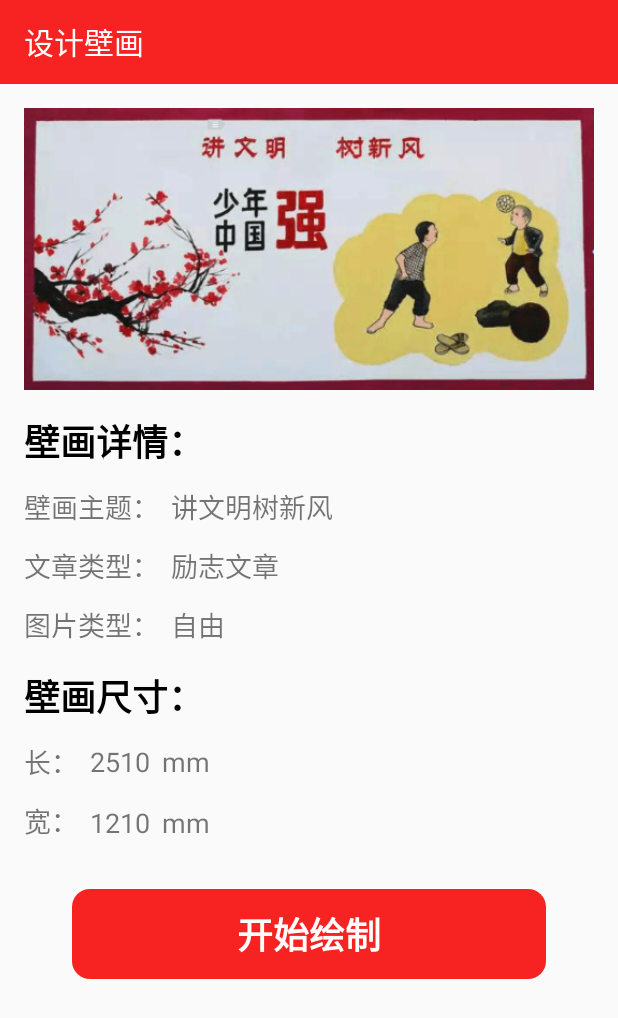
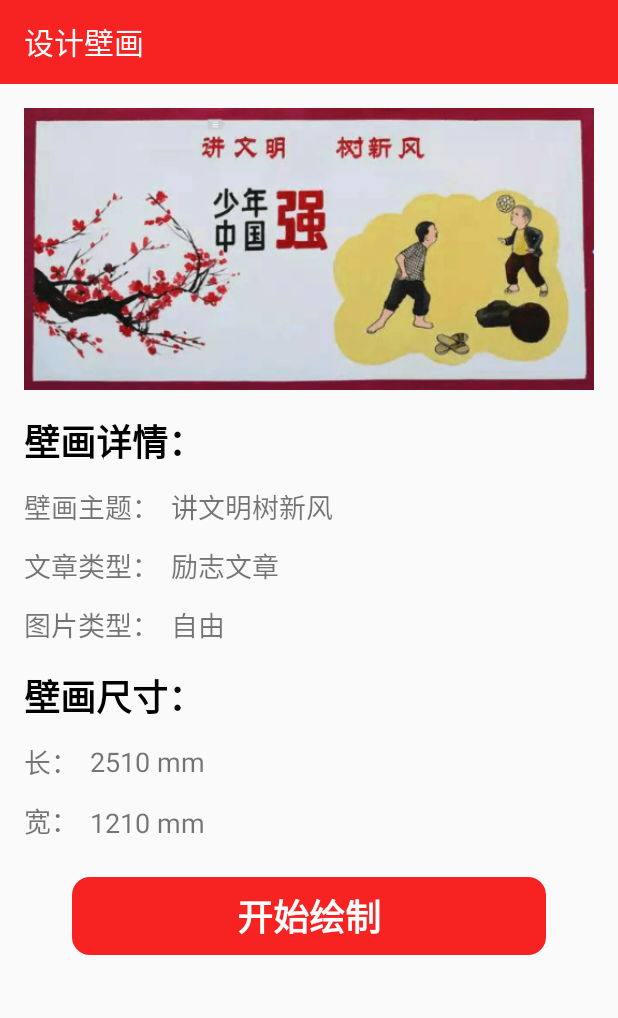
Before and after one commit to JaylenHsieh/xiangzhui, an Android app: the layout activity_new_mural.xml on its own in the app's theme, with its tools: preview values and no code run, on a phone screen of 412 x 824 dp. Shown: the top 1018 px of the screen. Run offline under Robolectric (Android 15) with nearby library versions, the phone set to English and light mode, and no system bars.

Commit message:
修bug，适配一些非全面屏现实问题

```diff
--- a/app/src/main/java/com/hsieh/xiangzhui/ui/DesignFragment.java
+++ b/app/src/main/java/com/hsieh/xiangzhui/ui/DesignFragment.java
@@ -140,8 +140,8 @@ public class DesignFragment extends Fragment {
                                     bundle.putString("mural_theme",edMuralTheme.getText().toString());
                                     bundle.putString("article_class",articleClass);
                                     bundle.putString("picture_class",pictureClass);
-                                    bundle.putInt("mural_length",2233);
-                                    bundle.putInt("mural_width",1267);
+                                    bundle.putString("mural_length",tvLength.getText().toString());
+                                    bundle.putString("mural_width",tvWidth.getText().toString());
                                     intent.putExtras(bundle);
                                     getContext().startActivity(intent);
                                 }
--- a/app/src/main/java/com/hsieh/xiangzhui/ui/NewMuralActivity.java
+++ b/app/src/main/java/com/hsieh/xiangzhui/ui/NewMuralActivity.java
@@ -47,8 +47,8 @@ public class NewMuralActivity extends AppCompatActivity {
         muralTheme.setText(intent.getStringExtra("mural_theme"));
         pictureClass.setText(intent.getStringExtra("picture_class"));
         articleClass.setText(intent.getStringExtra("article_class"));
-        tvLength.setText(String.valueOf(intent.getIntExtra("mural_length", 2233)));
-        tvWidth.setText(String.valueOf(intent.getIntExtra("mural_width", 1267)));
+        tvLength.setText(intent.getStringExtra("mural_length"));
+        tvWidth.setText(intent.getStringExtra("mural_width"));
         startDraw.setOnClickListener(new View.OnClickListener() {
             @Override
             public void onClick(View view) {
--- a/app/src/main/res/layout/activity_new_mural.xml
+++ b/app/src/main/res/layout/activity_new_mural.xml
@@ -134,21 +134,11 @@
         android:layout_width="wrap_content"
         android:layout_height="wrap_content"
         android:layout_marginStart="8dp"
-        android:text="2510"
+        android:text="2510 mm"
         android:textSize="18sp"
         app:layout_constraintBottom_toBottomOf="@+id/textView5"
         app:layout_constraintStart_toEndOf="@+id/textView5"
         app:layout_constraintTop_toTopOf="@+id/textView5" />
-
-    <TextView
-        android:layout_width="wrap_content"
-        android:layout_height="wrap_content"
-        android:layout_marginStart="8dp"
-        android:text="mm"
-        android:textSize="18sp"
-        app:layout_constraintBottom_toBottomOf="@+id/tvLength"
-        app:layout_constraintStart_toEndOf="@+id/tvLength"
-        app:layout_constraintTop_toTopOf="@+id/tvLength" />
 
     <TextView
         android:id="@+id/textView7"
@@ -164,7 +154,7 @@
         android:id="@+id/tvWidth"
         android:layout_width="wrap_content"
         android:layout_height="wrap_content"
-        android:text="1210"
+        android:text="1210 mm"
         android:textSize="18sp"
         app:layout_constraintBottom_toBottomOf="@+id/textView7"
         app:layout_constraintStart_toStartOf="@+id/tvLength"
@@ -172,29 +162,18 @@
         app:layout_constraintVertical_bias="1.0" />
 
     <TextView
-        android:id="@+id/textView15"
-        android:layout_width="wrap_content"
-        android:layout_height="wrap_content"
-        android:layout_marginStart="8dp"
-        android:text="mm"
-        android:textSize="18sp"
-        app:layout_constraintBottom_toBottomOf="@+id/tvWidth"
-        app:layout_constraintStart_toEndOf="@+id/tvWidth"
-        app:layout_constraintTop_toTopOf="@+id/tvWidth" />
-
-    <TextView
         android:id="@+id/startDraw"
         style="@style/ButtonStyle"
         android:layout_width="0dp"
         android:layout_height="wrap_content"
         android:layout_marginStart="48dp"
-        android:layout_marginTop="32dp"
+        android:layout_marginTop="24dp"
         android:layout_marginEnd="48dp"
         android:background="@drawable/bg_background_commit"
         android:text="@string/start_draw"
         app:layout_constraintEnd_toEndOf="parent"
         app:layout_constraintStart_toStartOf="parent"
-        app:layout_constraintTop_toBottomOf="@+id/textView15" />
+        app:layout_constraintTop_toBottomOf="@+id/tvWidth" />
 
 
 </androidx.constraintlayout.widget.ConstraintLayout>
--- a/app/src/main/res/layout/activity_order.xml
+++ b/app/src/main/res/layout/activity_order.xml
@@ -89,13 +89,13 @@
         app:layout_constraintTop_toBottomOf="@+id/checkBox" />
 
     <TextView
+        android:id="@+id/tvConfirm"
         style="@style/ButtonStyle"
-        android:id="@+id/tvConfirm"
         android:layout_width="0dp"
         android:layout_height="wrap_content"
-        android:layout_marginStart="24dp"
+        android:layout_marginStart="48dp"
         android:layout_marginTop="32dp"
-        android:layout_marginEnd="24dp"
+        android:layout_marginEnd="48dp"
         android:background="@drawable/bg_background_commit"
         android:text="确定"
         app:layout_constraintEnd_toEndOf="parent"
--- a/app/src/main/res/layout/fragment_design.xml
+++ b/app/src/main/res/layout/fragment_design.xml
@@ -165,12 +165,14 @@
 
         <TextView
             android:id="@+id/tvSubmit"
+            style="@style/ButtonStyle"
             android:layout_width="0dp"
             android:layout_height="wrap_content"
             android:layout_marginTop="32dp"
+            android:layout_marginBottom="32dp"
             android:background="@drawable/bg_background_commit"
             android:text="@string/text_commit"
-            style="@style/ButtonStyle"
+            app:layout_constraintBottom_toBottomOf="parent"
             app:layout_constraintEnd_toEndOf="@+id/inputTheme"
             app:layout_constraintStart_toStartOf="@+id/inputTheme"
             app:layout_constraintTop_toBottomOf="@+id/textView8" />
--- a/app/src/main/res/layout/fragment_mine.xml
+++ b/app/src/main/res/layout/fragment_mine.xml
@@ -40,7 +40,10 @@
             android:textStyle="bold" />
 
         <include
-            layout="@layout/layout_profile_us"/>
+            layout="@layout/layout_profile_us"
+            android:layout_marginBottom="36dp"
+            android:layout_height="wrap_content"
+            android:layout_width="match_parent"/>
     </LinearLayout>
 
 </ScrollView>
--- a/app/src/main/res/values/styles.xml
+++ b/app/src/main/res/values/styles.xml
@@ -58,7 +58,7 @@
         <item name="android:textColor">@color/white</item>
         <item name="android:textSize">24sp</item>
         <item name="android:textStyle">bold</item>
-        <item name="android:padding">12dp</item>
+        <item name="android:padding">8dp</item>
         <item name="android:gravity">center</item>
     </style>
 
```
Also changed, not shown: app/src/main/res/layout/activity_meeting_reminder.xml (+11 -3 lines), app/src/main/res/layout/activity_weather.xml (+0 -10 lines), app/src/main/res/layout/fragment_weather.xml (+7 -12 lines).
